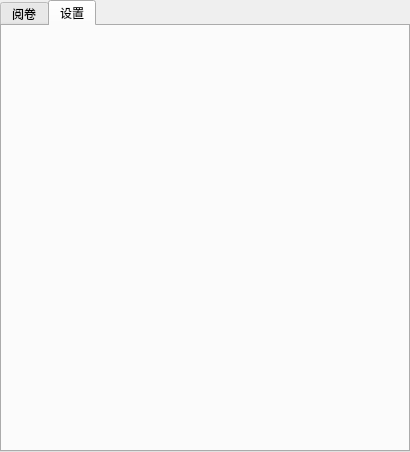
Old version of the form ScanWindow.ui in the repository r53127/MyScan.
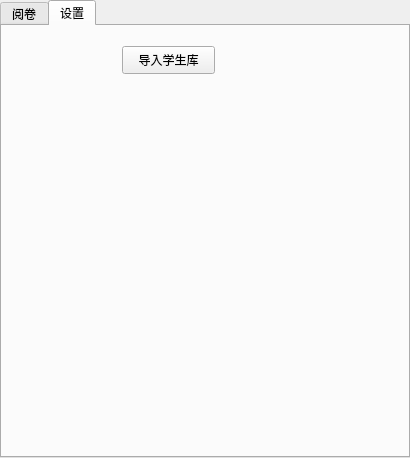
New version of the form. The open tabs and pages were chosen to show the change.

```diff
--- a/ScanWindow.ui
+++ b/ScanWindow.ui
@@ -7,7 +7,7 @@
     <x>0</x>
     <y>0</y>
     <width>410</width>
-    <height>452</height>
+    <height>458</height>
    </rect>
   </property>
   <property name="sizePolicy">
@@ -131,6 +131,19 @@
    <attribute name="title">
     <string>设置</string>
    </attribute>
+   <widget class="QPushButton" name="pushButton">
+    <property name="geometry">
+     <rect>
+      <x>120</x>
+      <y>20</y>
+      <width>93</width>
+      <height>28</height>
+     </rect>
+    </property>
+    <property name="text">
+     <string>导入学生库</string>
+    </property>
+   </widget>
   </widget>
  </widget>
  <resources/>
```
Left out of the diff: 2 changed lines with no effect on the pictures.
